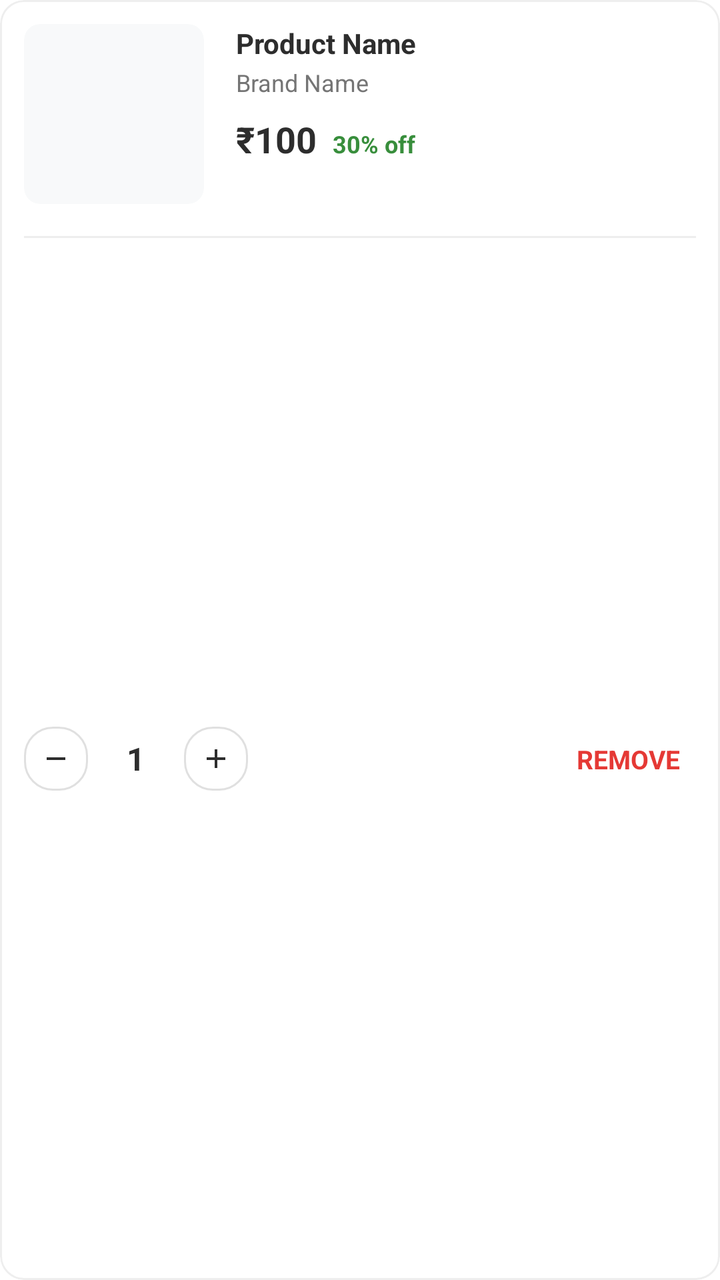
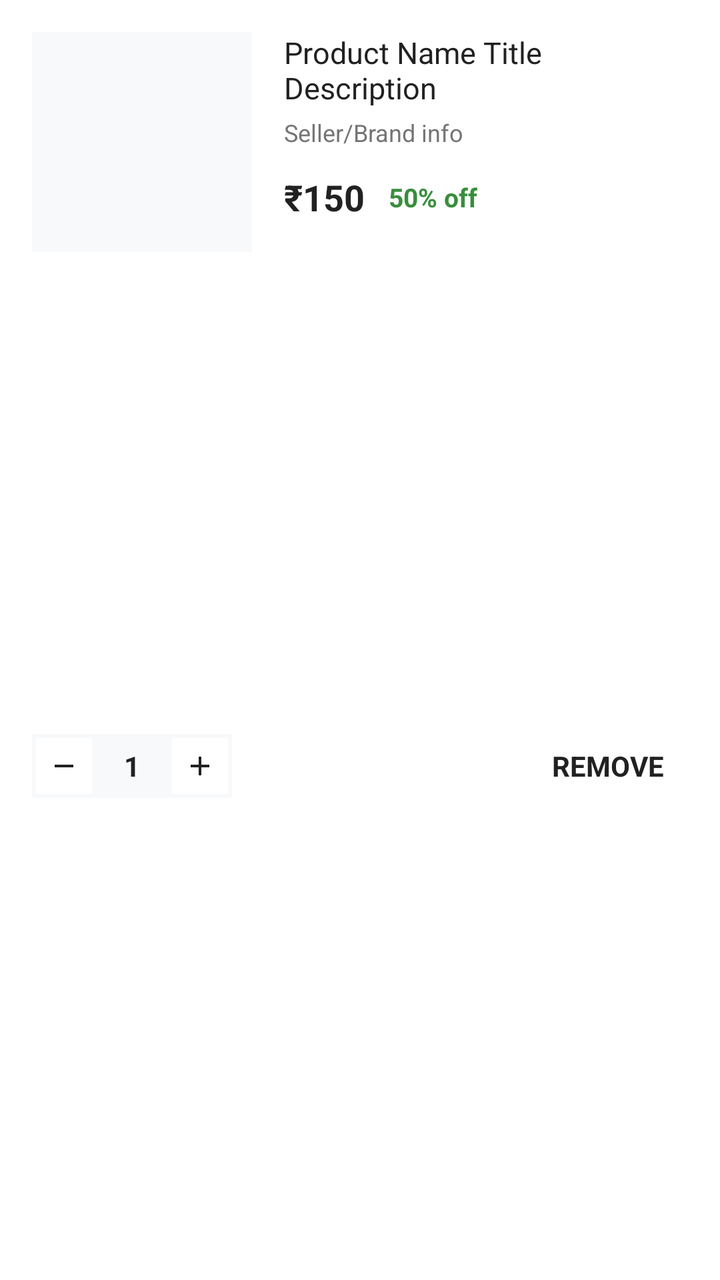

Two renders of the same Android screen: before a commit and after it. Below are the layout's source before the change and the commit's diff.
<!-- AndroidManifest.xml: application theme Theme.SKRozaanaBazaar -->
<!-- res/layout/item_cart.xml -->
<?xml version="1.0" encoding="utf-8"?>
<com.google.android.material.card.MaterialCardView xmlns:android="http://schemas.android.com/apk/res/android"
    xmlns:app="http://schemas.android.com/apk/res-auto"
    android:layout_width="match_parent"
    android:layout_height="wrap_content"
    android:layout_marginHorizontal="12dp"
    android:layout_marginVertical="6dp"
    app:cardBackgroundColor="@color/surface_light"
    app:cardCornerRadius="12dp"
    app:cardElevation="0dp"
    app:strokeColor="@color/colorDivider"
    app:strokeWidth="1dp">

    <LinearLayout
        android:layout_width="match_parent"
        android:layout_height="wrap_content"
        android:orientation="vertical"
        android:padding="12dp">

        <LinearLayout
            android:layout_width="match_parent"
            android:layout_height="wrap_content"
            android:orientation="horizontal">

            <com.google.android.material.card.MaterialCardView
                android:layout_width="90dp"
                android:layout_height="90dp"
                app:cardCornerRadius="8dp"
                app:cardElevation="0dp"
                app:cardBackgroundColor="#F8F9FA">

                <ImageView
                    android:id="@+id/ivProduct"
                    android:layout_width="match_parent"
                    android:layout_height="match_parent"
                    android:padding="8dp"
                    android:scaleType="centerInside" />
            </com.google.android.material.card.MaterialCardView>

            <LinearLayout
                android:layout_width="0dp"
                android:layout_height="wrap_content"
                android:layout_marginStart="16dp"
                android:layout_weight="1"
                android:orientation="vertical">

                <TextView
                    android:id="@+id/tvName"
                    android:layout_width="match_parent"
                    android:layout_height="wrap_content"
                    android:ellipsize="end"
                    android:maxLines="2"
                    android:text="Product Name"
                    android:textColor="@color/text_primary"
                    android:textSize="14sp"
                    android:textStyle="bold" />

                <TextView
                    android:id="@+id/tvBrand"
                    android:layout_width="match_parent"
                    android:layout_height="wrap_content"
                    android:layout_marginTop="2dp"
                    android:text="Brand Name"
                    android:textColor="@color/text_secondary"
                    android:textSize="12sp" />

                <LinearLayout
                    android:layout_width="match_parent"
                    android:layout_height="wrap_content"
                    android:layout_marginTop="8dp"
                    android:gravity="bottom"
                    android:orientation="horizontal">

                    <TextView
                        android:id="@+id/tvPrice"
                        android:layout_width="wrap_content"
                        android:layout_height="wrap_content"
                        android:text="₹100"
                        android:textColor="@color/text_primary"
                        android:textSize="18sp"
                        android:textStyle="bold" />

                    <TextView
                        android:id="@+id/tvDiscount"
                        android:layout_width="wrap_content"
                        android:layout_height="wrap_content"
                        android:layout_marginStart="8dp"
                        android:text="30% off"
                        android:textColor="@color/colorSuccess"
                        android:textSize="12sp"
                        android:textStyle="bold" />
                </LinearLayout>
            </LinearLayout>
        </LinearLayout>

        <View
            android:layout_width="match_parent"
            android:layout_height="1dp"
            android:layout_marginTop="16dp"
            android:background="@color/colorDivider" />

        <LinearLayout
            android:layout_width="match_parent"
            android:layout_height="wrap_content"
            android:layout_marginTop="12dp"
            android:gravity="center_vertical"
            android:orientation="horizontal">

            <LinearLayout
                android:layout_width="wrap_content"
                android:layout_height="wrap_content"
                android:gravity="center_vertical"
                android:orientation="horizontal">

                <ImageView
                    android:id="@+id/ivMinus"
                    android:layout_width="32dp"
                    android:layout_height="32dp"
                    android:background="@drawable/bg_quantity_btn"
                    android:padding="8dp"
                    android:src="@drawable/ic_remove"
                    app:tint="@color/text_primary" />

                <TextView
                    android:id="@+id/tvQty"
                    android:layout_width="48dp"
                    android:layout_height="wrap_content"
                    android:gravity="center"
                    android:text="1"
                    android:textColor="@color/text_primary"
                    android:textSize="16sp"
                    android:textStyle="bold" />

                <ImageView
                    android:id="@+id/ivPlus"
                    android:layout_width="32dp"
                    android:layout_height="32dp"
                    android:background="@drawable/bg_quantity_btn"
                    android:padding="8dp"
                    android:src="@drawable/ic_add"
                    app:tint="@color/text_primary" />
            </LinearLayout>

            <View
                android:layout_width="0dp"
                android:layout_height="wrap_content"
                android:layout_weight="1" />

            <TextView
                android:id="@+id/tvRemove"
                android:layout_width="wrap_content"
                android:layout_height="wrap_content"
                android:background="?attr/selectableItemBackground"
                android:padding="8dp"
                android:text="REMOVE"
                android:textColor="@color/error_red"
                android:textSize="13sp"
                android:textStyle="bold" />

        </LinearLayout>
    </LinearLayout>
</com.google.android.material.card.MaterialCardView>
<!-- resources referenced by this layout -->
<resources>
  <color name="colorDivider">#EEEEEE</color>
  <color name="colorSuccess">#388E3C</color>
  <color name="error_red">#E53935</color>
  <color name="surface_light">#FFFFFF</color>
  <color name="text_primary">#2D2D2D</color>
  <color name="text_secondary">#757575</color>
  <!-- drawable bg_quantity_btn (drawable) -->
  <?xml version="1.0" encoding="utf-8"?>
  <shape xmlns:android="http://schemas.android.com/apk/res/android">
      <stroke android:width="1dp" android:color="#E0E0E0" />
      <corners android:radius="14dp" />
      <solid android:color="#FFFFFF" />
  </shape>
  <!-- drawable ic_add (drawable) -->
  <vector xmlns:android="http://schemas.android.com/apk/res/android"
      android:width="24dp"
      android:height="24dp"
      android:viewportWidth="24"
      android:viewportHeight="24">
      <path
          android:fillColor="#FF000000"
          android:pathData="M19,13h-6v6h-2v-6H5v-2h6V5h2v6h6v2Z" />
  </vector>
  <!-- drawable ic_remove (drawable) -->
  <vector xmlns:android="http://schemas.android.com/apk/res/android"
      android:width="24dp"
      android:height="24dp"
      android:viewportWidth="24"
      android:viewportHeight="24">
      <path
          android:fillColor="#FF000000"
          android:pathData="M19,13H5v-2h14v2Z" />
  </vector>
  <style name="Theme.SKRozaanaBazaar" parent="Theme.MaterialComponents.DayNight.NoActionBar">
          
          <item name="colorPrimary">@color/colorPrimary</item>
          <item name="colorPrimaryVariant">@color/colorPrimary</item>
          <item name="colorOnPrimary">@color/white</item>
          
          <item name="colorSecondary">@color/colorSecondary</item>
          <item name="colorSecondaryVariant">@color/colorSecondary</item>
          <item name="colorOnSecondary">@color/white</item>
          
          <item name="android:statusBarColor" tools:targetApi="l">?attr/colorPrimary</item>
  
          
          <item name="materialButtonStyle">@style/Widget.App.Button</item>
          <item name="materialCardViewStyle">@style/Widget.App.Card</item>
      </style>
  <color name="colorPrimary">#007BFF</color>
  <color name="white">#FFFFFFFF</color>
  <color name="colorSecondary">#FB641B</color>
  <style name="Widget.App.Button" parent="Widget.MaterialComponents.Button">
          <item name="shapeAppearanceOverlay">@style/ShapeAppearance.App.Rounded</item>
          <item name="android:insetTop">0dp</item>
          <item name="android:insetBottom">0dp</item>
          <item name="android:textAllCaps">false</item>
      </style>
  <style name="Widget.App.Card" parent="Widget.MaterialComponents.CardView">
          <item name="shapeAppearanceOverlay">@style/ShapeAppearance.App.Rounded.Large</item>
          <item name="cardElevation">2dp</item>
      </style>
  <style name="ShapeAppearance.App.Rounded" parent="ShapeAppearance.MaterialComponents.SmallComponent">
          <item name="cornerFamily">rounded</item>
          <item name="cornerSize">20dp</item>
      </style>
  <style name="ShapeAppearance.App.Rounded.Large" parent="ShapeAppearance.MaterialComponents.MediumComponent">
          <item name="cornerFamily">rounded</item>
          <item name="cornerSize">16dp</item>
      </style>
</resources>

<!-- the commit's change to res/layout/item_cart.xml (unified diff, before → after) -->
@@ -3,39 +3,31 @@
     xmlns:app="http://schemas.android.com/apk/res-auto"
     android:layout_width="match_parent"
     android:layout_height="wrap_content"
-    android:layout_marginHorizontal="12dp"
-    android:layout_marginVertical="6dp"
-    app:cardBackgroundColor="@color/surface_light"
-    app:cardCornerRadius="12dp"
-    app:cardElevation="0dp"
-    app:strokeColor="@color/colorDivider"
-    app:strokeWidth="1dp">
+    android:layout_marginHorizontal="0dp"
+    android:layout_marginVertical="4dp"
+    app:cardBackgroundColor="@color/white"
+    app:cardCornerRadius="0dp"
+    app:cardElevation="1dp"
+    app:strokeWidth="0dp">
 
     <LinearLayout
         android:layout_width="match_parent"
         android:layout_height="wrap_content"
         android:orientation="vertical"
-        android:padding="12dp">
+        android:padding="16dp">
 
         <LinearLayout
             android:layout_width="match_parent"
             android:layout_height="wrap_content"
             android:orientation="horizontal">
 
-            <com.google.android.material.card.MaterialCardView
-                android:layout_width="90dp"
-                android:layout_height="90dp"
-                app:cardCornerRadius="8dp"
-                app:cardElevation="0dp"
-                app:cardBackgroundColor="#F8F9FA">
-
-                <ImageView
-                    android:id="@+id/ivProduct"
-                    android:layout_width="match_parent"
-                    android:layout_height="match_parent"
-                    android:padding="8dp"
-                    android:scaleType="centerInside" />
-            </com.google.android.material.card.MaterialCardView>
+            <ImageView
+                android:id="@+id/ivProduct"
+                android:layout_width="110dp"
+                android:layout_height="110dp"
+                android:padding="4dp"
+                android:scaleType="centerInside"
+                android:background="#F8F9FA" />
 
             <LinearLayout
                 android:layout_width="0dp"
@@ -50,32 +42,31 @@
                     android:layout_height="wrap_content"
                     android:ellipsize="end"
                     android:maxLines="2"
-                    android:text="Product Name"
+                    android:text="Product Name Title Description"
                     android:textColor="@color/text_primary"
-                    android:textSize="14sp"
-                    android:textStyle="bold" />
+                    android:textSize="15sp" />
 
                 <TextView
                     android:id="@+id/tvBrand"
                     android:layout_width="match_parent"
                     android:layout_height="wrap_content"
-                    android:layout_marginTop="2dp"
-                    android:text="Brand Name"
+                    android:layout_marginTop="4dp"
+                    android:text="Seller/Brand info"
                     android:textColor="@color/text_secondary"
                     android:textSize="12sp" />
 
                 <LinearLayout
                     android:layout_width="match_parent"
                     android:layout_height="wrap_content"
-                    android:layout_marginTop="8dp"
-                    android:gravity="bottom"
+                    android:layout_marginTop="12dp"
+                    android:gravity="center_vertical"
                     android:orientation="horizontal">
 
                     <TextView
                         android:id="@+id/tvPrice"
                         android:layout_width="wrap_content"
                         android:layout_height="wrap_content"
-                        android:text="₹100"
+                        android:text="₹150"
                         android:textColor="@color/text_primary"
                         android:textSize="18sp"
                         android:textStyle="bold" />
@@ -84,25 +75,19 @@
                         android:id="@+id/tvDiscount"
                         android:layout_width="wrap_content"
                         android:layout_height="wrap_content"
-                        android:layout_marginStart="8dp"
-                        android:text="30% off"
+                        android:layout_marginStart="12dp"
+                        android:text="50% off"
                         android:textColor="@color/colorSuccess"
-                        android:textSize="12sp"
+                        android:textSize="13sp"
                         android:textStyle="bold" />
                 </LinearLayout>
             </LinearLayout>
         </LinearLayout>
 
-        <View
-            android:layout_width="match_parent"
-            android:layout_height="1dp"
-            android:layout_marginTop="16dp"
-            android:background="@color/colorDivider" />
-
         <LinearLayout
             android:layout_width="match_parent"
             android:layout_height="wrap_content"
-            android:layout_marginTop="12dp"
+            android:layout_marginTop="16dp"
             android:gravity="center_vertical"
             android:orientation="horizontal">
 
@@ -110,33 +95,35 @@
                 android:layout_width="wrap_content"
                 android:layout_height="wrap_content"
                 android:gravity="center_vertical"
-                android:orientation="horizontal">
+                android:orientation="horizontal"
+                android:background="#F8F9FA"
+                android:padding="2dp">
 
                 <ImageView
                     android:id="@+id/ivMinus"
-                    android:layout_width="32dp"
-                    android:layout_height="32dp"
-                    android:background="@drawable/bg_quantity_btn"
-                    android:padding="8dp"
+                    android:layout_width="28dp"
+                    android:layout_height="28dp"
+                    android:background="@android:color/white"
+                    android:padding="6dp"
                     android:src="@drawable/ic_remove"
                     app:tint="@color/text_primary" />
 
                 <TextView
                     android:id="@+id/tvQty"
-                    android:layout_width="48dp"
+                    android:layout_width="40dp"
                     android:layout_height="wrap_content"
                     android:gravity="center"
                     android:text="1"
                     android:textColor="@color/text_primary"
-                    android:textSize="16sp"
+                    android:textSize="14sp"
                     android:textStyle="bold" />
 
                 <ImageView
                     android:id="@+id/ivPlus"
-                    android:layout_width="32dp"
-                    android:layout_height="32dp"
-                    android:background="@drawable/bg_quantity_btn"
-                    android:padding="8dp"
+                    android:layout_width="28dp"
+                    android:layout_height="28dp"
+                    android:background="@android:color/white"
+                    android:padding="6dp"
                     android:src="@drawable/ic_add"
                     app:tint="@color/text_primary" />
             </LinearLayout>
@@ -151,10 +138,10 @@
                 android:layout_width="wrap_content"
                 android:layout_height="wrap_content"
                 android:background="?attr/selectableItemBackground"
-                android:padding="8dp"
+                android:padding="12dp"
                 android:text="REMOVE"
-                android:textColor="@color/error_red"
-                android:textSize="13sp"
+                android:textColor="@color/text_primary"
+                android:textSize="14sp"
                 android:textStyle="bold" />
 
         </LinearLayout>
<!-- resource entries referenced after the edit -->
@@ -1,18 +1,8 @@
 <!-- resources referenced by this layout -->
 <resources>
-  <color name="colorDivider">#EEEEEE</color>
   <color name="colorSuccess">#388E3C</color>
-  <color name="error_red">#E53935</color>
-  <color name="surface_light">#FFFFFF</color>
-  <color name="text_primary">#2D2D2D</color>
+  <color name="text_primary">#212121</color>
   <color name="text_secondary">#757575</color>
-  <!-- drawable bg_quantity_btn (drawable) -->
-  <?xml version="1.0" encoding="utf-8"?>
-  <shape xmlns:android="http://schemas.android.com/apk/res/android">
-      <stroke android:width="1dp" android:color="#E0E0E0" />
-      <corners android:radius="14dp" />
-      <solid android:color="#FFFFFF" />
-  </shape>
   <!-- drawable ic_add (drawable) -->
   <vector xmlns:android="http://schemas.android.com/apk/res/android"
       android:width="24dp"
@@ -49,7 +39,7 @@
           <item name="materialButtonStyle">@style/Widget.App.Button</item>
           <item name="materialCardViewStyle">@style/Widget.App.Card</item>
       </style>
-  <color name="colorPrimary">#007BFF</color>
+  <color name="colorPrimary">#2874F0</color>
   <color name="white">#FFFFFFFF</color>
   <color name="colorSecondary">#FB641B</color>
   <style name="Widget.App.Button" parent="Widget.MaterialComponents.Button">
@@ -60,15 +50,16 @@
       </style>
   <style name="Widget.App.Card" parent="Widget.MaterialComponents.CardView">
           <item name="shapeAppearanceOverlay">@style/ShapeAppearance.App.Rounded.Large</item>
-          <item name="cardElevation">2dp</item>
+          <item name="cardElevation">1dp</item>
+          <item name="android:layout_margin">4dp</item>
       </style>
   <style name="ShapeAppearance.App.Rounded" parent="ShapeAppearance.MaterialComponents.SmallComponent">
           <item name="cornerFamily">rounded</item>
-          <item name="cornerSize">20dp</item>
+          <item name="cornerSize">4dp</item>
       </style>
   <style name="ShapeAppearance.App.Rounded.Large" parent="ShapeAppearance.MaterialComponents.MediumComponent">
           <item name="cornerFamily">rounded</item>
-          <item name="cornerSize">16dp</item>
+          <item name="cornerSize">8dp</item>
       </style>
 </resources>
 
